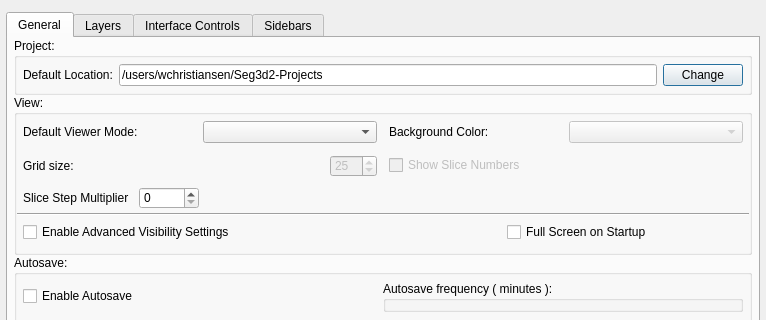
Qt form src/Interface/AppPreferences/AppPreferences.ui (SCIInstitute/Seg3D) before a commit; both pictures show x 0 to 766 and y 0 to 320 of the 766 by 542 pixel window.
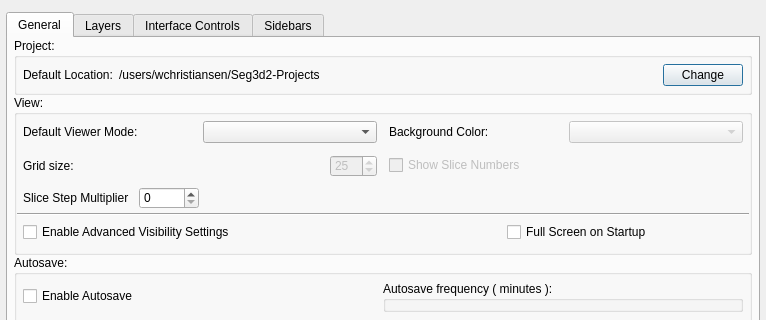
The same form after that commit. Custom widgets are drawn as their Qt base class.

Commit message: fixed bug that caused the default project path to not be saved when saving the preferences.  Made saving the preferences an action

Diff of the .ui file:
```diff
--- a/src/Interface/AppPreferences/AppPreferences.ui
+++ b/src/Interface/AppPreferences/AppPreferences.ui
@@ -114,13 +114,16 @@
               </widget>
              </item>
              <item>
-              <widget class="QLineEdit" name="path_">
+              <widget class="QLabel" name="path_">
+               <property name="sizePolicy">
+                <sizepolicy hsizetype="MinimumExpanding" vsizetype="Preferred">
+                 <horstretch>0</horstretch>
+                 <verstretch>0</verstretch>
+                </sizepolicy>
+               </property>
                <property name="text">
                 <string>/users/wchristiansen/Seg3d2-Projects</string>
                </property>
-               <property name="readOnly">
-                <bool>true</bool>
-               </property>
               </widget>
              </item>
              <item>
```
The commit also changes 5 other files.
